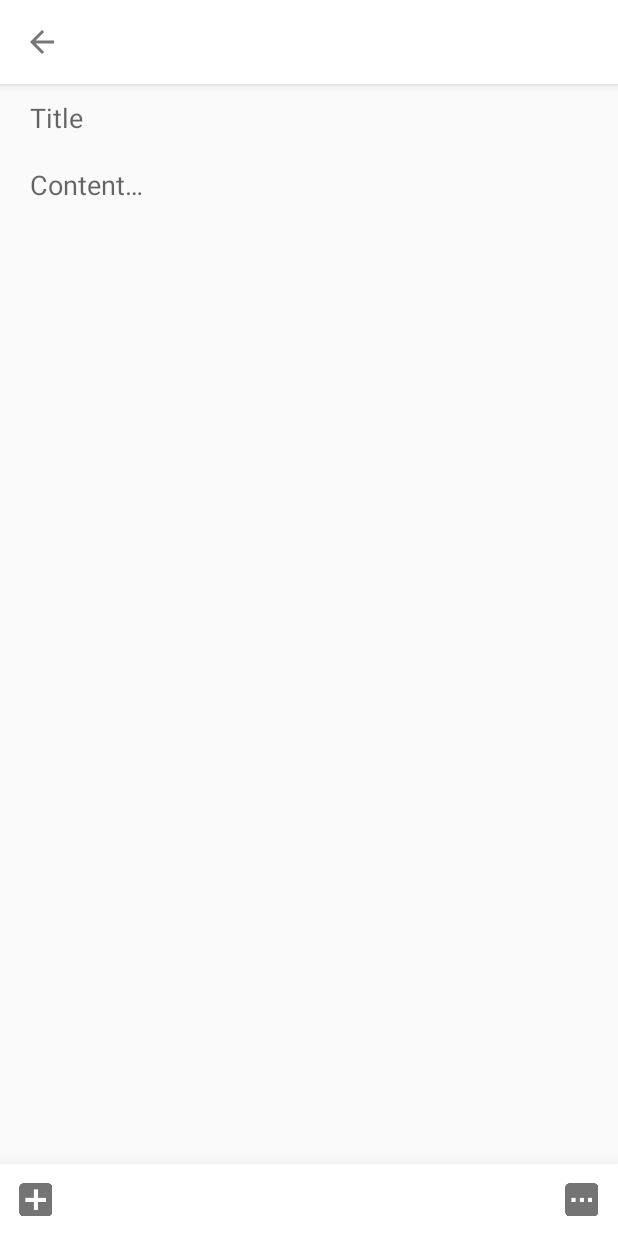
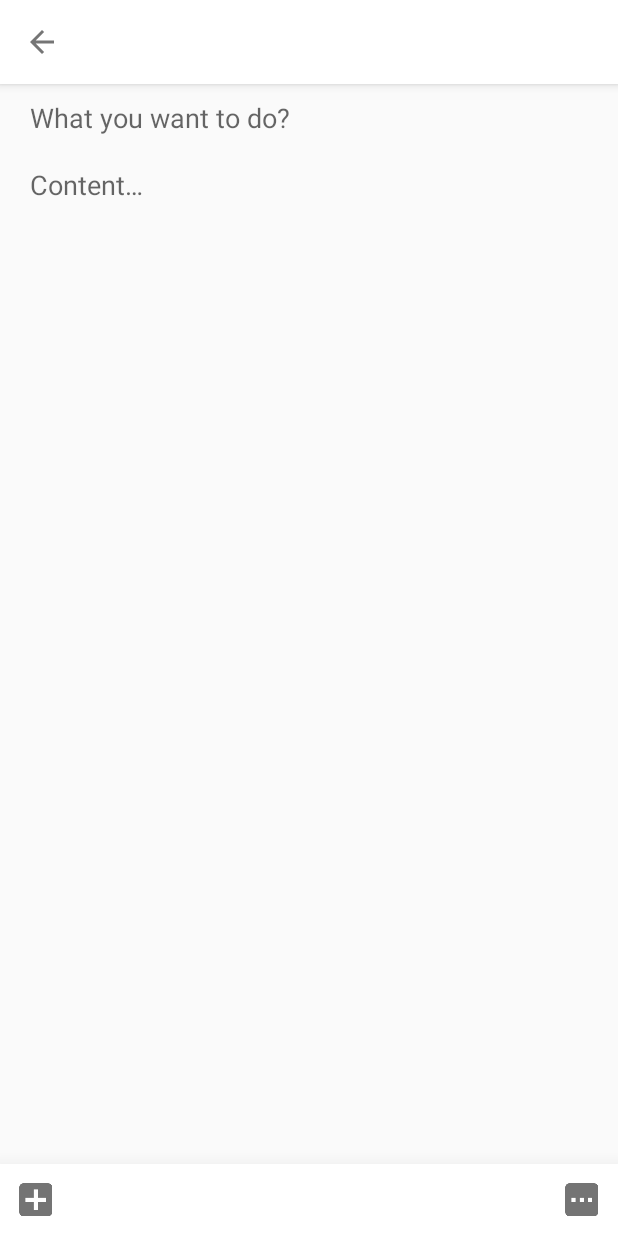
Before and after one commit to gavinlin/Daily, an Android app: the screen it shows after launch once a user with an empty profile is signed in (BulletActivity), after a tap on "Write a bullet...", on a phone screen of 412 x 824 dp. Run offline under Robolectric (Android 15) with nearby library versions, the phone set to English and light mode, and no system bars; our stand-ins replace ButterKnife, Dagger/Hilt's generated code, Firebase (no records; nobody signed in at launch, a user with empty details on screens opened directly), Room's generated code, RxJava and 1 more; libraries missing offline, so code that uses them is left out: com.firebase.ui.

Commit message:
Polish code

```diff
--- a/app/src/main/java/com/gavincode/bujo/presentation/ui/bullet/BulletFragment.kt
+++ b/app/src/main/java/com/gavincode/bujo/presentation/ui/bullet/BulletFragment.kt
@@ -63,14 +63,6 @@ class BulletFragment: Fragment() {
     }
 
     private fun prepareView() {
-        bullet_scroll_view.apply {
-            descendantFocusability = ViewGroup.FOCUS_BEFORE_DESCENDANTS
-
-            setOnTouchListener { v, _->
-                v.requestFocusFromTouch()
-                false
-            }
-        }
         bullet_menu.setOnClickListener {
             handleMenuClicked()
         }
@@ -129,16 +121,15 @@ class BulletFragment: Fragment() {
 
     private fun render(dailyBullet: DailyBullet) {
         bullet_title.setText(dailyBullet.title)
+        if (bullet_title.text.isNullOrBlank()) {
+            bullet_title.requestFocus()
+        }
         if (dailyBullet.ticked) {
 
         } else {
             bullet_content_container.layoutResource = R.layout.view_bullet_content
             bullet_content_container.inflate()
             bullet_content_edit_text.setText(dailyBullet.content)
-            if (dailyBullet.content.isNullOrBlank()) {
-                bullet_content_edit_text.requestFocus()
-            }
-//            setContentViewTouchDelegate()
         }
     }
 
--- a/app/src/main/java/com/gavincode/bujo/presentation/ui/main/DailyPlanFragment.kt
+++ b/app/src/main/java/com/gavincode/bujo/presentation/ui/main/DailyPlanFragment.kt
@@ -6,9 +6,7 @@ import android.content.Intent
 import android.os.Bundle
 import android.support.v4.app.Fragment
 import android.support.v4.view.ViewPager
-import android.view.LayoutInflater
-import android.view.View
-import android.view.ViewGroup
+import android.view.*
 import butterknife.ButterKnife
 import butterknife.OnClick
 import com.gavincode.bujo.R
@@ -38,8 +36,10 @@ class DailyPlanFragment: Fragment() {
 
     override fun onCreate(savedInstanceState: Bundle?) {
         super.onCreate(savedInstanceState)
+        setHasOptionsMenu(true)
         val calendarManager = CalendarManager
-        val minDate = LocalDate.now().minusMonths(2).withDayOfMonth(1)
+        val minDate = LocalDate.of(2017, 1, 1)
+//        val minDate = LocalDate.now().minusMonths(2).withDayOfMonth(1)
         val maxDate = LocalDate.now().plusYears(1)
         calendarManager.buildCal(minDate, maxDate)
     }
@@ -81,4 +81,24 @@ class DailyPlanFragment: Fragment() {
         intent.putExtra(Navigator.ARG_DATE_LONG, CalendarManager.currentDayLiveData.value?.toEpochDay())
         activity?.startActivity(intent)
     }
+
+    override fun onCreateOptionsMenu(menu: Menu?, inflater: MenuInflater?) {
+        menu?.run {
+            inflater?.inflate(R.menu.fragment_calendar, menu)
+        }
+        super.onCreateOptionsMenu(menu, inflater)
+    }
+
+    override fun onOptionsItemSelected(item: MenuItem?): Boolean {
+        return item?.run {
+            when(itemId) {
+                R.id.action_today -> {
+
+                    CalendarManager.setCurrentDay(CalendarManager.today)
+                    true
+                }
+                else ->super.onOptionsItemSelected(item)
+            }
+        } ?: return super.onOptionsItemSelected(item)
+    }
 }
--- /dev/null
+++ b/app/src/main/java/com/gavincode/bujo/presentation/ui/widget/BulletEditText.kt
@@ -0,0 +1,23 @@
+package com.gavincode.bujo.presentation.ui.widget
+
+import android.content.Context
+import android.support.v7.widget.AppCompatEditText
+import android.util.AttributeSet
+import android.view.KeyEvent
+
+
+class BulletEditText: AppCompatEditText {
+    constructor(context: Context): super(context)
+    constructor(context: Context, attrs: AttributeSet): super(context, attrs)
+    constructor(context: Context, attrs: AttributeSet, defStyle: Int)
+            :super(context, attrs, defStyle)
+
+    override fun onKeyPreIme(keyCode: Int, event: KeyEvent?): Boolean {
+        event?.run {
+            if (keyCode == KeyEvent.KEYCODE_BACK && action == KeyEvent.ACTION_UP) {
+                clearFocus()
+            }
+        }
+        return super.onKeyPreIme(keyCode, event)
+    }
+}
--- /dev/null
+++ b/app/src/main/java/com/gavincode/bujo/presentation/ui/widget/NonFocusingScrollView.kt
@@ -0,0 +1,17 @@
+package com.gavincode.bujo.presentation.ui.widget
+
+import android.content.Context
+import android.graphics.Rect
+import android.util.AttributeSet
+import android.widget.ScrollView
+
+class NonFocusingScrollView: ScrollView {
+    constructor(context: Context): super(context)
+    constructor(context: Context, attrs: AttributeSet): super(context, attrs)
+    constructor(context: Context, attrs: AttributeSet, defStyle: Int)
+            :super(context, attrs, defStyle)
+
+    override fun onRequestFocusInDescendants(direction: Int, previouslyFocusedRect: Rect?): Boolean {
+        return true
+    }
+}
--- a/app/src/main/java/com/gavincode/bujo/presentation/ui/widget/WeekCalendar.kt
+++ b/app/src/main/java/com/gavincode/bujo/presentation/ui/widget/WeekCalendar.kt
@@ -17,6 +17,7 @@ import io.reactivex.disposables.CompositeDisposable
 import io.reactivex.rxkotlin.addTo
 import org.threeten.bp.LocalDate
 import org.threeten.bp.temporal.ChronoUnit
+import timber.log.Timber
 import java.util.*
 
 /**
@@ -35,10 +36,11 @@ class WeekCalendar: LinearLayout {
     lateinit var listViewWeeks: WeekListView
         private set
 
-    var mCalendarDayTextColor: Int = 0
-    var mCalendarCurrentDayColor: Int = 0
-    var mCalendarPastDayTextColor: Int = 0
-    var mCalendarBackgroundColor: Int = 0
+    private var mCalendarDayTextColor: Int = 0
+    private var mCalendarCurrentDayColor: Int = 0
+    private var mCalendarPastDayTextColor: Int = 0
+    private var mCalendarBackgroundColor: Int = 0
+    private var mCalendarSelectedColor: Int = 0
 
     constructor(context: Context) : super(context)
 
@@ -54,6 +56,7 @@ class WeekCalendar: LinearLayout {
                 ContextCompat.getColor(context, R.color.calendar_text_current_day))
         mCalendarPastDayTextColor = t.getColor(R.styleable.ColorOptionsView_calendarPastDayTextColor,
                 ContextCompat.getColor(context, R.color.colorPrimary))
+        mCalendarSelectedColor = ContextCompat.getColor(context, android.R.color.white)
 
         val inflater = context
                 .getSystemService(Context.LAYOUT_INFLATER_SERVICE) as LayoutInflater
@@ -128,13 +131,14 @@ class WeekCalendar: LinearLayout {
         val weeks = CalendarManager.weeks
 
         setUpAdapter(today, weeks, mCalendarDayTextColor, mCalendarCurrentDayColor,
-                mCalendarPastDayTextColor)
+                mCalendarPastDayTextColor, mCalendarSelectedColor)
         scrollToDate(today, weeks, locale)
     }
 
     private fun scrollToDate(date: LocalDate, weeks: List<WeekItem>, locale: Locale) {
         val currentWeekIndex = getWeekIndexFromDay(date)
-        if (currentWeekIndex != -1 && currentWeekIndex != currentListPosition) {
+        if (currentWeekIndex != -1 && currentWeekIndex != currentListPosition
+            || (listViewWeeks.layoutManager as LinearLayoutManager).findFirstCompletelyVisibleItemPosition() != currentWeekIndex) {
             listViewWeeks.post({
                 scrollToPosition(currentWeekIndex)
             })
@@ -148,8 +152,10 @@ class WeekCalendar: LinearLayout {
     private fun setUpAdapter(today: LocalDate, weeks: List<WeekItem>,
                              dayTextColor: Int,
                              currentDayTextColor: Int,
-                             postDayTextColor: Int) {
-        val weeksAdapter = WeeksAdapter(today, dayTextColor, currentDayTextColor, postDayTextColor)
+                             postDayTextColor: Int,
+                             selectedTextColor: Int) {
+        val weeksAdapter = WeeksAdapter(today, dayTextColor, currentDayTextColor, postDayTextColor,
+                selectedTextColor)
         listViewWeeks.adapter = weeksAdapter
         weeksAdapter.updateWeeksItem(weeks)
     }
@@ -167,6 +173,7 @@ class WeekCalendar: LinearLayout {
     }
 
     private fun scrollToPosition(targetPosition: Int) {
+        Timber.i("target position is $targetPosition")
         (listViewWeeks.layoutManager as LinearLayoutManager)
                 .scrollToPositionWithOffset(targetPosition, 0)
     }
--- a/app/src/main/java/com/gavincode/bujo/presentation/ui/widget/WeekListView.kt
+++ b/app/src/main/java/com/gavincode/bujo/presentation/ui/widget/WeekListView.kt
@@ -37,9 +37,6 @@ class WeekListView: RecyclerView {
     // region Private methods
 
     private val mScrollListener = object : RecyclerView.OnScrollListener() {
-        override fun onScrolled(recyclerView: RecyclerView?, dx: Int, dy: Int) {
-            super.onScrolled(recyclerView, dx, dy)
-        }
 
         override fun onScrollStateChanged(recyclerView: RecyclerView?, newState: Int) {
             super.onScrollStateChanged(recyclerView, newState)
--- a/app/src/main/java/com/gavincode/bujo/presentation/ui/widget/WeeksAdapter.kt
+++ b/app/src/main/java/com/gavincode/bujo/presentation/ui/widget/WeeksAdapter.kt
@@ -24,7 +24,8 @@ import java.util.*
  */
 
 class WeeksAdapter(val today: LocalDate,
-                   val dayTextColor: Int, val currentDayTextColor: Int, val pastDayTextColor: Int)
+                   val dayTextColor: Int, val currentDayTextColor: Int, val pastDayTextColor: Int,
+                   val selectedTextColor: Int)
     : RecyclerView.Adapter<WeeksAdapter.WeekViewHolder>() {
 
     companion object {
@@ -181,7 +182,7 @@ class WeeksAdapter(val today: LocalDate,
                     }
 
                     if (dayItem.isSelected) {
-                        dayView.setTextColor(dayTextColor)
+                        dayView.setTextColor(selectedTextColor)
                         circleView.visibility = View.VISIBLE
                         val drawable = circleView.background as GradientDrawable
                         drawable.setStroke((1 * Resources.getSystem().displayMetrics.density).toInt(), dayTextColor)
--- a/app/src/main/res/drawable/event_color_circle.xml
+++ b/app/src/main/res/drawable/event_color_circle.xml
@@ -2,7 +2,6 @@
 <shape xmlns:android="http://schemas.android.com/apk/res/android"
     android:shape="oval"
     >
-    <stroke android:width="1dp" android:color="@color/colorPrimary" />
-    <solid android:color="@android:color/transparent"/>
+    <solid android:color="@color/colorPrimary"/>
 
 </shape>
--- /dev/null
+++ b/app/src/main/res/drawable/ic_today_white_24dp.xml
@@ -0,0 +1,48 @@
+<vector xmlns:android="http://schemas.android.com/apk/res/android"
+    android:width="24dp"
+    android:height="24dp"
+    android:viewportWidth="24"
+    android:viewportHeight="24">
+  <path
+      android:pathData="M7,13h3v3h-3z"
+      android:strokeWidth="1"
+      android:fillColor="#FFFFFF"
+      android:fillType="evenOdd"
+      android:strokeColor="#00000000"/>
+  <path
+      android:pathData="M7.3529,13.3529h2.2941v2.2941h-2.2941z"
+      android:strokeWidth="0.705882353"
+      android:fillColor="#00000000"
+      android:strokeColor="#FFFFFF"
+      android:fillType="evenOdd"/>
+  <path
+      android:pathData="M3.5294,3.7059L20.4706,3.7059A2.8235,2.8235 0,0 1,23.2941 6.5294L23.2941,20.4706A2.8235,2.8235 0,0 1,20.4706 23.2941L3.5294,23.2941A2.8235,2.8235 0,0 1,0.7059 20.4706L0.7059,6.5294A2.8235,2.8235 0,0 1,3.5294 3.7059z"
+      android:strokeWidth="1.41176471"
+      android:fillColor="#00000000"
+      android:strokeColor="#FFFFFF"
+      android:fillType="evenOdd"/>
+  <path
+      android:pathData="M6,0l2,0l0,0.9923l0,3.0077l-2,0z"
+      android:strokeWidth="1"
+      android:fillColor="#FFFFFF"
+      android:fillType="evenOdd"
+      android:strokeColor="#00000000"/>
+  <path
+      android:pathData="M6.3529,0.3529L6.3529,3.6471L7.6471,3.6471L7.6471,0.3529L6.3529,0.3529Z"
+      android:strokeWidth="0.705882353"
+      android:fillColor="#00000000"
+      android:strokeColor="#FFFFFF"
+      android:fillType="evenOdd"/>
+  <path
+      android:pathData="M16,0h2v4h-2z"
+      android:strokeWidth="1"
+      android:fillColor="#FFFFFF"
+      android:fillType="evenOdd"
+      android:strokeColor="#00000000"/>
+  <path
+      android:pathData="M16.3529,0.3529h1.2941v3.2941h-1.2941z"
+      android:strokeWidth="0.705882353"
+      android:fillColor="#00000000"
+      android:strokeColor="#FFFFFF"
+      android:fillType="evenOdd"/>
+</vector>
--- a/app/src/main/res/layout/fragment_bullet.xml
+++ b/app/src/main/res/layout/fragment_bullet.xml
@@ -5,14 +5,12 @@
     android:layout_height="match_parent"
     >
 
-    <ScrollView
+    <com.gavincode.bujo.presentation.ui.widget.NonFocusingScrollView
         android:id="@+id/bullet_scroll_view"
         android:layout_width="match_parent"
         android:layout_height="match_parent"
         android:orientation="vertical"
-        android:fillViewport="true"
-        android:focusable="true"
-        android:focusableInTouchMode="true"
+        android:layout_above="@id/daily_bottom_layout"
         >
         <RelativeLayout
             android:layout_width="match_parent"
@@ -21,7 +19,7 @@
             android:paddingStart="20dp"
             android:paddingEnd="20dp"
             >
-            <android.support.v7.widget.AppCompatEditText
+            <com.gavincode.bujo.presentation.ui.widget.BulletEditText
                 android:id="@+id/bullet_title"
                 android:layout_width="match_parent"
                 android:layout_height="wrap_content"
@@ -29,6 +27,8 @@
                 android:background="@null"
                 android:nextFocusUp="@id/bullet_title"
                 android:nextFocusLeft="@id/bullet_title"
+                android:singleLine="true"
+                android:imeOptions="actionNext"
                 />
 
             <FrameLayout
@@ -46,7 +46,7 @@
                     />
             </FrameLayout>
         </RelativeLayout>
-    </ScrollView>
+    </com.gavincode.bujo.presentation.ui.widget.NonFocusingScrollView>
     <RelativeLayout
         android:id="@+id/daily_bottom_layout"
         android:layout_width="match_parent"
--- a/app/src/main/res/layout/view_bullet_content.xml
+++ b/app/src/main/res/layout/view_bullet_content.xml
@@ -1,5 +1,5 @@
 <?xml version="1.0" encoding="utf-8"?>
-<android.support.v7.widget.AppCompatEditText
+<com.gavincode.bujo.presentation.ui.widget.BulletEditText
     xmlns:android="http://schemas.android.com/apk/res/android"
     android:id="@+id/bullet_content_edit_text"
     android:hint="@string/bullet_content_hint"
@@ -9,4 +9,4 @@
     android:background="@null"
     >
 
-</android.support.v7.widget.AppCompatEditText>
+</com.gavincode.bujo.presentation.ui.widget.BulletEditText>
--- /dev/null
+++ b/app/src/main/res/menu/fragment_calendar.xml
@@ -0,0 +1,12 @@
+<?xml version="1.0" encoding="utf-8"?>
+<menu xmlns:android="http://schemas.android.com/apk/res/android"
+    xmlns:app="http://schemas.android.com/apk/res-auto"
+    >
+    <item
+        android:id="@+id/action_today"
+        android:icon="@drawable/ic_today_white_24dp"
+        android:orderInCategory="100"
+        android:title="today"
+        app:showAsAction="ifRoom"
+        />
+</menu>
--- a/app/src/main/res/values/strings.xml
+++ b/app/src/main/res/values/strings.xml
@@ -1,7 +1,7 @@
 <resources>
     <string name="app_name">bujo</string>
 
-    <string name="bullet_title_hint">Title</string>
+    <string name="bullet_title_hint">What you want to do?</string>
     <string name="bullet_content_hint">Content…</string>
     <string name="dialog_delete">Delete</string>
     <string name="dialog_change_to_list">List</string>
```
